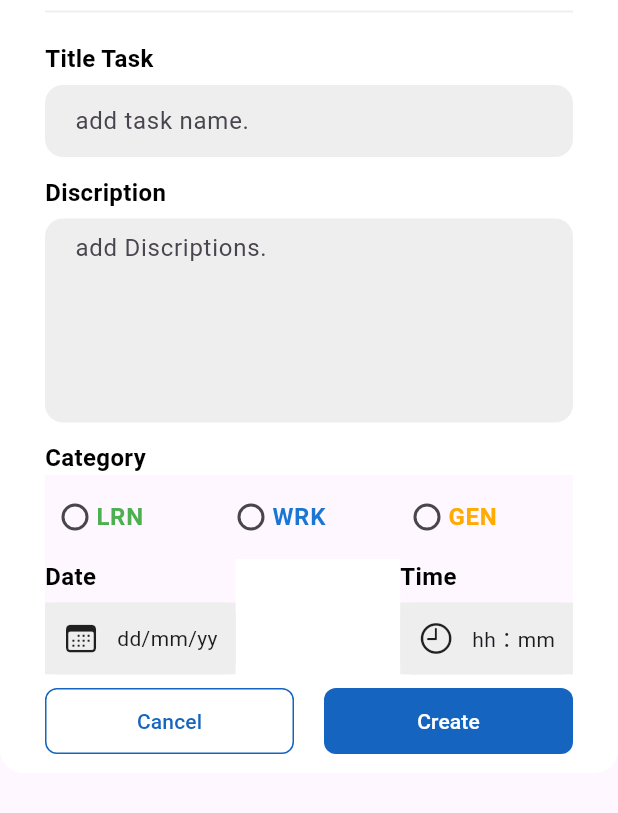
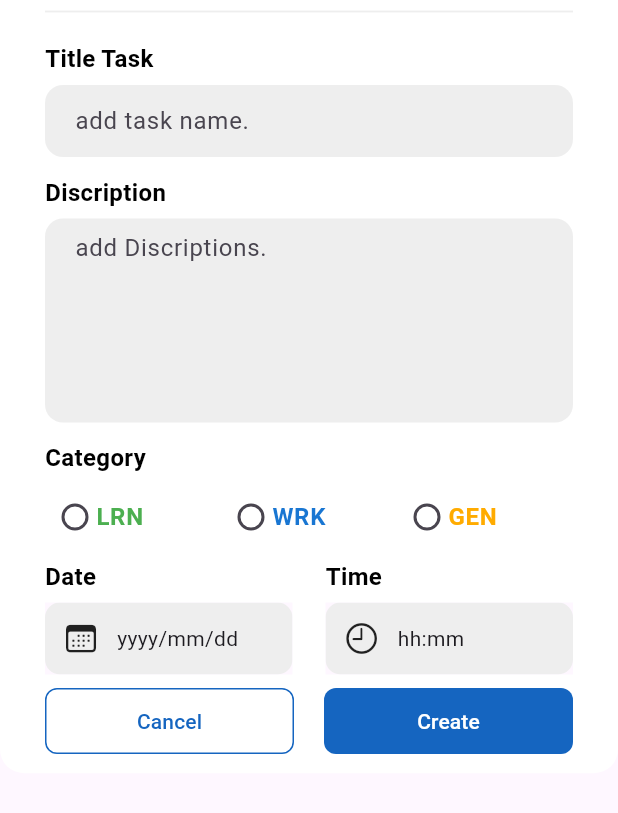
Before and after one commit to mn329/todo_app, a Flutter app: the AddNewTaskModel widget shown alone on an empty page, opened directly, on a phone screen of 412 x 824 dp, the part 92-905 px from its top. Run offline on Flutter 3.47's test engine with Material 3 defaults, Android fonts, the phone set to English and light mode, and no system bars; our stand-ins replace firebase_core, flutter_riverpod, gap; accounts and stored records are empty.

Commit message:
New TaskのUI、riverpod設定をした。

```diff
--- a/lib/common/show_model.dart
+++ b/lib/common/show_model.dart
@@ -1,8 +1,10 @@
 import 'package:flutter/cupertino.dart';
 import 'package:flutter/material.dart';
 import 'package:flutter_riverpod/flutter_riverpod.dart';
+import 'package:intl/intl.dart';
 import 'package:todo_app/constants/app_style.dart';
 import 'package:gap/gap.dart';
+import 'package:todo_app/provider/date_time_provider.dart';
 import 'package:todo_app/provider/radio_provider.dart';
 import 'package:todo_app/widget/datetime_widget.dart';
 import 'package:todo_app/widget/radio_widget.dart';
@@ -15,10 +17,13 @@ class AddNewTaskModel extends ConsumerWidget {
 
   @override
   Widget build(BuildContext context, WidgetRef ref) {
+    final dateProv = ref.watch(dateProvier);
+    final timeProv = ref.watch(timeProvier);
     return Container(
       // 高さを画面の85%に設定
       padding: EdgeInsets.all(30),
       height: MediaQuery.of(context).size.height * 0.70,
+      clipBehavior: Clip.antiAlias, // 中身をコンテナの形で切り取る
       decoration: BoxDecoration(
           color: Colors.white, borderRadius: BorderRadius.circular(16)),
       child: Column(
@@ -96,14 +101,40 @@ class AddNewTaskModel extends ConsumerWidget {
             children: [
               DateTimeWidget(
                 titleText: 'Date',
-                valueText: 'dd/mm/yy',
+                valueText: dateProv,
                 iconSection: CupertinoIcons.calendar,
+                onTap: () async {
+                  final getValue = await showDatePicker(
+                    context: context,
+                    initialDate: DateTime.now(),
+                    firstDate: DateTime(2021),
+                    lastDate: DateTime(2030),
+                  );
+                  if (getValue != null) {
+                    final format = DateFormat('yyyy/MM/dd');
+                    ref
+                        .read(dateProvier.notifier)
+                        .update((state) => format.format(getValue));
+                  }
+                },
               ),
               Gap(22),
               DateTimeWidget(
                 titleText: 'Time',
-                valueText: 'hh：mm',
+                valueText: timeProv,
                 iconSection: CupertinoIcons.clock,
+                onTap: () async {
+                  final getTime = await showTimePicker(
+                    context: context,
+                    // 初期値を現在の時刻に設定
+                    initialTime: TimeOfDay.now(),
+                  );
+                  if (getTime != null) {
+                    ref.read(timeProvier.notifier).update(
+                          (state) => getTime.format(context),
+                        );
+                  }
+                },
               ),
             ],
           ),
@@ -124,7 +155,7 @@ class AddNewTaskModel extends ConsumerWidget {
                         color: Colors.blue.shade800,
                       ),
                       padding: EdgeInsets.symmetric(vertical: 12)),
-                  onPressed: () {},
+                  onPressed: () => Navigator.pop(context),
                   child: Text('Cancel'),
                 ),
               ),
--- a/lib/main.dart
+++ b/lib/main.dart
@@ -112,6 +112,7 @@ class HomePage extends StatelessWidget {
                             borderRadius: BorderRadius.circular(8))),
                     // ボタンを押したときにモーダルボトムシート(下から飛び出る)を表示
                     onPressed: () => showModalBottomSheet(
+                        backgroundColor: Colors.transparent,
                         // trueは高さを画面の半分以上の高さに合わせる。falseは最大でも画面の半分の高さにする
                         isScrollControlled: true,
                         shape: RoundedRectangleBorder(
--- /dev/null
+++ b/lib/provider/date_time_provider.dart
@@ -0,0 +1,8 @@
+import 'package:flutter_riverpod/flutter_riverpod.dart';
+
+final dateProvier = StateProvider<String>((ref) {
+  return 'yyyy/mm/dd';
+});
+final timeProvier = StateProvider<String>((ref) {
+  return 'hh:mm';
+});
--- a/lib/widget/datetime_widget.dart
+++ b/lib/widget/datetime_widget.dart
@@ -1,23 +1,25 @@
-import 'package:flutter/cupertino.dart';
 import 'package:flutter/material.dart';
+import 'package:flutter_riverpod/flutter_riverpod.dart';
 import 'package:gap/gap.dart';
 
 import '../constants/app_style.dart';
 
-class DateTimeWidget extends StatelessWidget {
+class DateTimeWidget extends ConsumerWidget {
   const DateTimeWidget({
     super.key,
     required this.titleText,
     required this.valueText,
     required this.iconSection,
+    required this.onTap,
   });
   final String titleText;
   final String valueText;
   final IconData iconSection;
+  final VoidCallback onTap;
 
   @override
-  Widget build(BuildContext context) {
-    return Material(
+  Widget build(BuildContext context, WidgetRef ref) {
+    return Expanded(
       child: Expanded(
         child: Column(
           crossAxisAlignment: CrossAxisAlignment.start,
@@ -27,19 +29,24 @@ class DateTimeWidget extends StatelessWidget {
               style: AppStyle.headhingOne,
             ),
             Gap(6),
-            Ink(
+            Material(
+              child: Ink(
                 decoration: BoxDecoration(
+                  borderRadius: BorderRadius.circular(10),
                   color: Colors.grey.shade200,
                 ),
+                // InkWellでタップ可能箇所の設定
                 child: InkWell(
+                  borderRadius: BorderRadius.circular(10),
+                  onTap: () => onTap(),
                   child: Container(
                     padding: EdgeInsets.symmetric(horizontal: 12, vertical: 12),
                     decoration: BoxDecoration(
-                    color: Colors.grey.shade200,
-                    borderRadius: BorderRadius.circular(8),
+                      color: Colors.transparent,
                     ),
                     child: Row(
                       children: [Icon(iconSection), Gap(12), Text(valueText)],
+                    ),
                   ),
                 ),
               ),
--- a/lib/widget/radio_widget.dart
+++ b/lib/widget/radio_widget.dart
@@ -17,15 +17,15 @@ class RadioWidget extends ConsumerWidget {
   Widget build(BuildContext context, WidgetRef ref) {
     final radio = ref.watch(radioProvider);
     return Material(
+      // 背景色を透明に設定
+      color: Colors.transparent,
       child: Theme(
         data: ThemeData(unselectedWidgetColor: categColor),
         child: RadioListTile(
           activeColor: categColor,
           // リストのデフォルトの余白を削除
           contentPadding: EdgeInsets.zero,
-          title:
-              // LRNの位置を左にずらす
-              Transform.translate(
+          title: Transform.translate(
             offset: Offset(-22, 0),
             child: Text(
               titleRadio,
--- a/pubspec.yaml
+++ b/pubspec.yaml
@@ -15,6 +15,7 @@ dependencies:
   riverpod: ^2.6.1
   flutter_riverpod: ^2.6.1
   firebase_core: ^4.2.0
+  intl: ^0.20.2
 
 dev_dependencies:
   flutter_test:
```
Also changed, not shown: pubspec.lock. Lines whose indentation alone changed are shown as unchanged.
